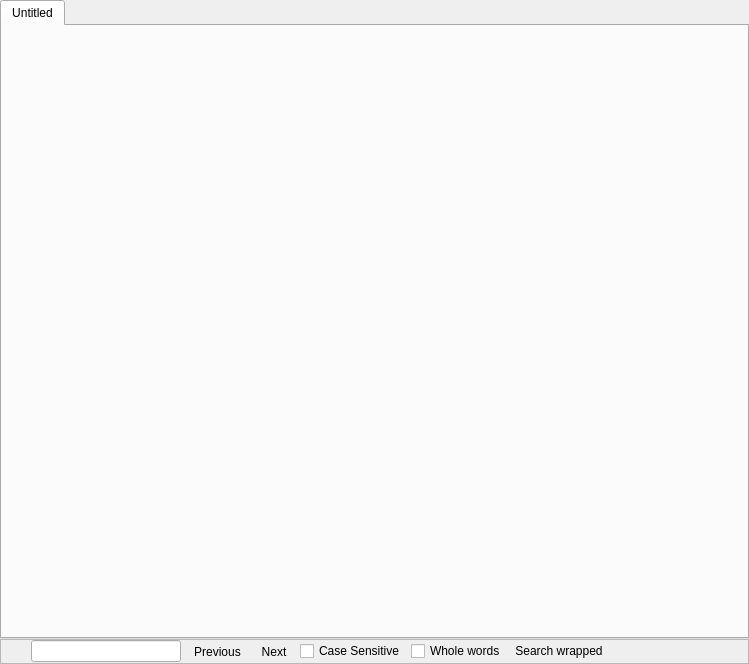
Above: src/window_browser.ui from gyunaev/kchmviewer before the change. Below: the same form after it.
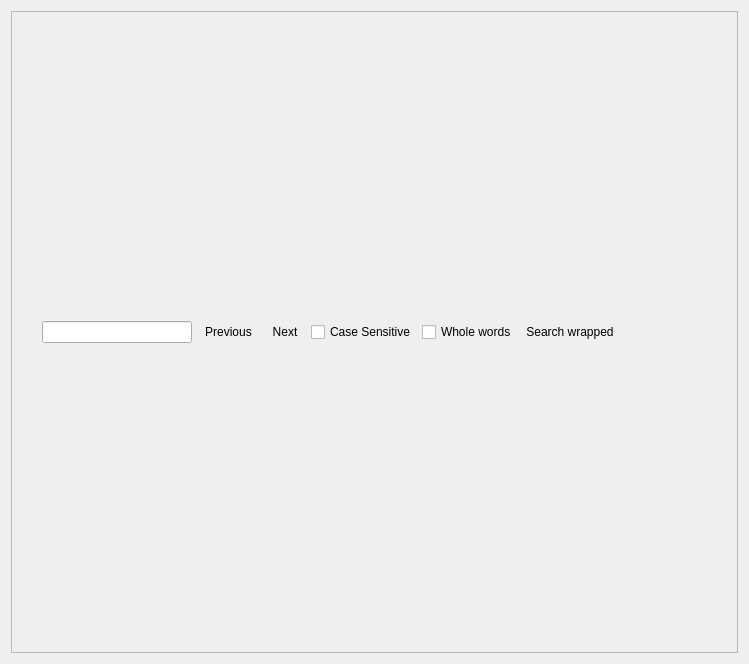
That is the form after the change. Icons and pictures are not drawn.

Commit message: - Middle button now closes opened tabs in the tab bar.

Patch:
```diff
--- a/src/window_browser.ui
+++ b/src/window_browser.ui
@@ -34,48 +34,28 @@
   <property name="windowTitle" >
    <string>TabbedBrowser</string>
   </property>
-  <layout class="QVBoxLayout" >
-   <property name="margin" >
-    <number>0</number>
-   </property>
-   <property name="spacing" >
-    <number>0</number>
-   </property>
+  <layout class="QVBoxLayout" name="verticalLayout_2">
    <item>
-    <widget class="QTabWidget" name="tabWidget" >
-     <widget class="QWidget" name="frontpage" >
-      <attribute name="title" >
-       <string>Untitled</string>
-      </attribute>
-      <layout class="QGridLayout" >
-       <property name="margin" >
-        <number>8</number>
-       </property>
-       <property name="spacing" >
-        <number>6</number>
-       </property>
-      </layout>
-     </widget>
-    </widget>
+    <layout class="QVBoxLayout" name="verticalLayout"/>
    </item>
    <item>
-    <widget class="QFrame" name="frameFind" >
-     <property name="frameShape" >
+    <widget class="QFrame" name="frameFind">
+     <property name="frameShape">
       <enum>QFrame::StyledPanel</enum>
      </property>
      <property name="frameShadow" >
       <enum>QFrame::Raised</enum>
      </property>
-     <layout class="QHBoxLayout" >
-      <property name="margin" >
-       <number>0</number>
-      </property>
-      <property name="spacing" >
+     <layout class="QHBoxLayout">
+      <property name="spacing">
        <number>6</number>
       </property>
+      <property name="margin">
+       <number>0</number>
+      </property>
       <item>
-       <widget class="QToolButton" name="toolClose" >
-        <property name="text" >
+       <widget class="QToolButton" name="toolClose">
+        <property name="text">
          <string/>
         </property>
         <property name="icon" >
@@ -87,11 +67,9 @@
        </widget>
       </item>
       <item>
-       <widget class="QLineEdit" name="editFind" >
-        <property name="sizePolicy" >
-         <sizepolicy>
-          <hsizetype>0</hsizetype>
-          <vsizetype>0</vsizetype>
+       <widget class="QLineEdit" name="editFind">
+        <property name="sizePolicy">
+         <sizepolicy hsizetype="Fixed" vsizetype="Fixed">
           <horstretch>0</horstretch>
           <verstretch>0</verstretch>
          </sizepolicy>
@@ -105,8 +83,8 @@
        </widget>
       </item>
       <item>
-       <widget class="QToolButton" name="toolPrevious" >
-        <property name="text" >
+       <widget class="QToolButton" name="toolPrevious">
+        <property name="text">
          <string>Previous</string>
         </property>
         <property name="icon" >
@@ -121,8 +99,8 @@
        </widget>
       </item>
       <item>
-       <widget class="QToolButton" name="toolNext" >
-        <property name="minimumSize" >
+       <widget class="QToolButton" name="toolNext">
+        <property name="minimumSize">
          <size>
           <width>0</width>
           <height>0</height>
@@ -146,22 +124,22 @@
        </widget>
       </item>
       <item>
-       <widget class="QCheckBox" name="checkCase" >
-        <property name="text" >
+       <widget class="QCheckBox" name="checkCase">
+        <property name="text">
          <string>Case Sensitive</string>
         </property>
        </widget>
       </item>
       <item>
-       <widget class="QCheckBox" name="checkWholeWords" >
-        <property name="text" >
+       <widget class="QCheckBox" name="checkWholeWords">
+        <property name="text">
          <string>Whole words</string>
         </property>
        </widget>
       </item>
       <item>
-       <widget class="QLabel" name="labelWrapped" >
-        <property name="minimumSize" >
+       <widget class="QLabel" name="labelWrapped">
+        <property name="minimumSize">
          <size>
           <width>0</width>
           <height>20</height>
```
Left out of the diff: 60 changed lines with no effect on the pictures. The commit also changes 11 other files.
